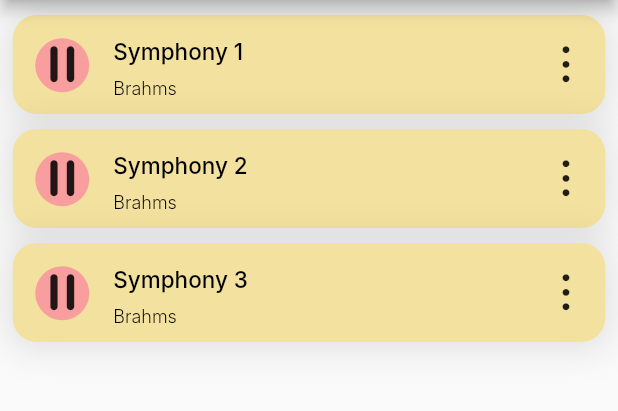
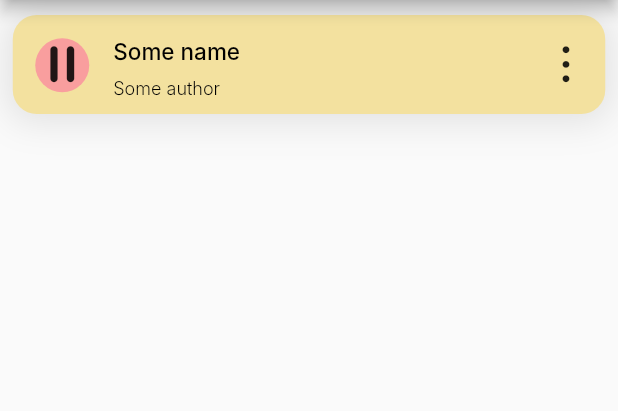
Before and after one commit to SmesharicsClub/denis_project, a Flutter app: the screen it shows after launch, on a phone screen of 412 x 824 dp, the part 84-495 px from its top. Run offline on Flutter 3.47's test engine with Material 2 defaults, Android fonts, the light colour scheme and no system bars; our stand-ins replace freezed_annotation; Roboto replaces fonts that are missing (Inter).

Commit message:
STASKS-35: Get song list from repo

```diff
--- a/lib/common/screens/main_page.dart
+++ b/lib/common/screens/main_page.dart
@@ -2,6 +2,7 @@ import 'package:flutter/material.dart';
 
 import '../constants/common_colors.dart';
 import '../models/song.dart';
+import '../repositories/song_repository.dart';
 import '../widgets/song_card.dart';
 import 'main_page_assets.dart';
 
@@ -15,11 +16,14 @@ class MainPage extends StatefulWidget {
 }
 
 class _MainPageState extends State<MainPage> {
-  final songList = const [
-    Song(id: 0, name: 'Symphony 1', url: 'Some url 1', author: 'Brahms'),
-    Song(id: 1, name: 'Symphony 2', url: 'Some url 2', author: 'Brahms'),
-    Song(id: 2, name: 'Symphony 3', url: 'Some url 3', author: 'Brahms')
-  ];
+  late List<Song> _songList;
+  final _songRepo = SongRepository();
+
+  @override
+  void initState() {
+    _songList = _songRepo.getAllSongs();
+    super.initState();
+  }
 
   @override
   Widget build(BuildContext context) => Scaffold(
@@ -33,10 +37,10 @@ class _MainPageState extends State<MainPage> {
         ],
       ),
       body: ListView.separated(
-        itemCount: songList.length,
+        itemCount: _songList.length,
         padding: const EdgeInsets.only(top: 10.0),
         itemBuilder: (context, index) => SongCard(
-            title: songList[index].name, singer: songList[index].author),
+            title: _songList[index].name, singer: _songList[index].author),
         separatorBuilder: (context, index) => const SizedBox(
           height: 10.0,
         ),
```
